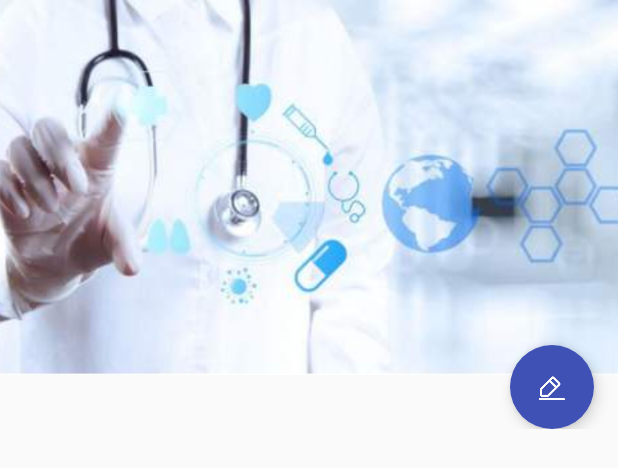
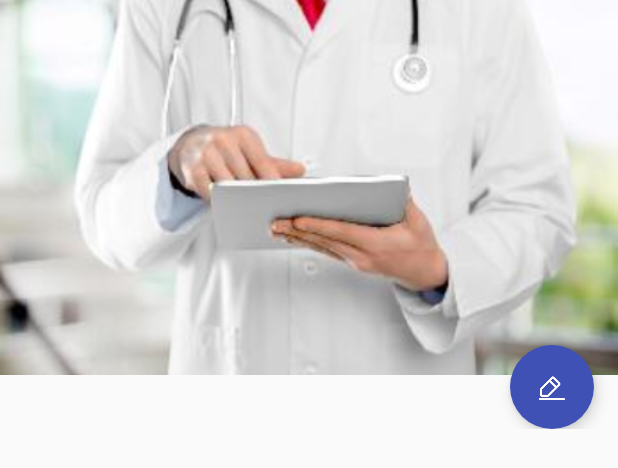
Before and after one commit to Heya30/HealthyApplication, an Android app: the layout fragment_qand.xml on its own in the app's theme, with its tools: preview values and no code run, on a phone screen of 412 x 824 dp. Shown: the top 468 px of the screen. Run offline under Robolectric (Android 15) with nearby library versions, the phone set to English and light mode, and no system bars.

Commit message:
修复qa bug

```diff
--- a/app/src/main/java/com/example/healthapplication/QandAFragment.java
+++ b/app/src/main/java/com/example/healthapplication/QandAFragment.java
@@ -48,7 +48,7 @@ public class QandAFragment extends Fragment implements HttpCallbackListener {
     private AnswerQAdapter adapter;
     private FloatingActionButton question;
     private List<AnswerReport> reportList = new ArrayList<>();
-    private int page = 1;
+    private int page = 0;
     public  static  final int ADDRECORD = 1;
     public QandAFragment() {}
 
--- a/app/src/main/java/com/example/healthapplication/ShowCtRecordActivity.java
+++ b/app/src/main/java/com/example/healthapplication/ShowCtRecordActivity.java
@@ -89,6 +89,7 @@ public class ShowCtRecordActivity extends AppCompatActivity implements HttpCallb
 
 
                 intent.putExtra("choice",1);
+                intent.putExtra("time",2);
                 intent.putExtra("img", judgeRecord.getPicture_url());
                 intent.putExtra("answer", judgeRecord.getAnswer());
                 startActivity(intent);
--- a/app/src/main/res/layout/activity_change_detail.xml
+++ b/app/src/main/res/layout/activity_change_detail.xml
@@ -46,6 +46,7 @@
         android:layout_margin="10dp"
         android:id="@+id/edit"
         android:padding="5dp"
+        android:background="@color/white"
         android:layout_width="wrap_content"
         android:layout_height="wrap_content"
         android:hint="输入……"
--- a/app/src/main/res/layout/activity_log.xml
+++ b/app/src/main/res/layout/activity_log.xml
@@ -70,7 +70,7 @@ android:fitsSystemWindows="true">
             android:background="@null"
             android:ems="15"
             android:focusable="true"
-            android:hint="@string/login_input_username_hint"
+            android:hint="手机号"
             android:imeOptions="actionDone"
             android:inputType="textPhonetic"
             android:lines="1"
--- a/app/src/main/res/layout/fragment_qand.xml
+++ b/app/src/main/res/layout/fragment_qand.xml
@@ -29,7 +29,7 @@
                 android:id = "@+id/title"
                 app:layout_collapseMode="parallax"
                 android:scaleType = "centerCrop"
-                android:src="@drawable/head1"
+                android:src="@drawable/head5"
 
                 />
 
```
Also changed, not shown: app/src/main/res/drawable/head3.jpg (added), app/src/main/res/drawable/head4.jpg (added), app/src/main/res/drawable/head5.jpg (added), 108 other files.
